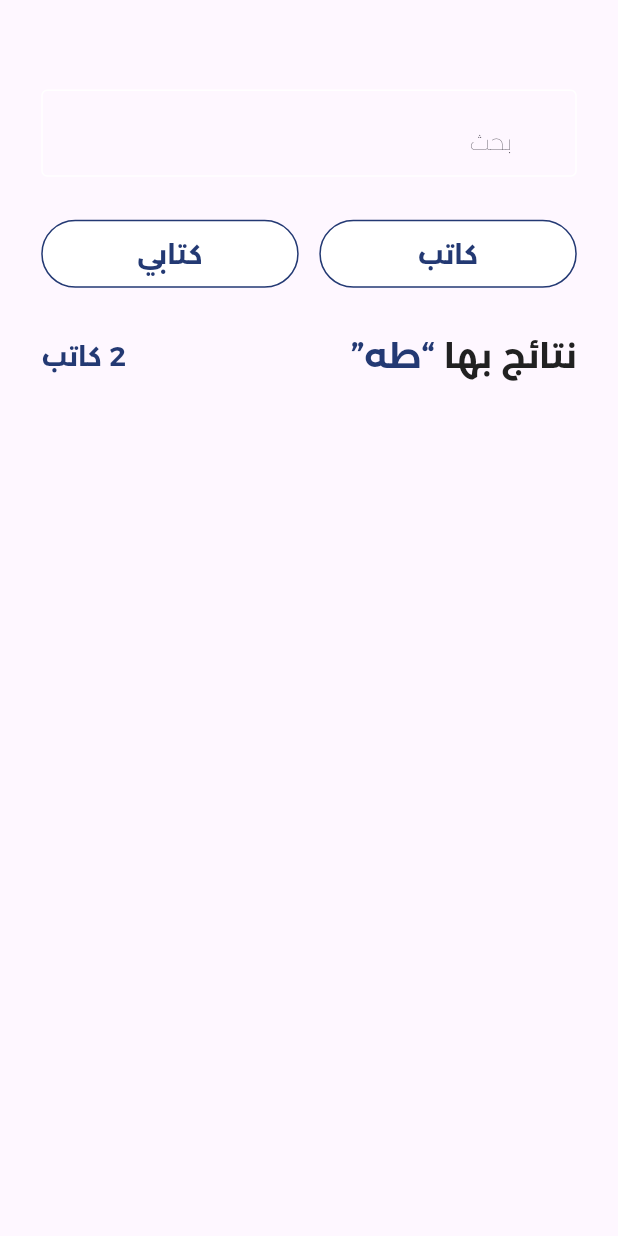
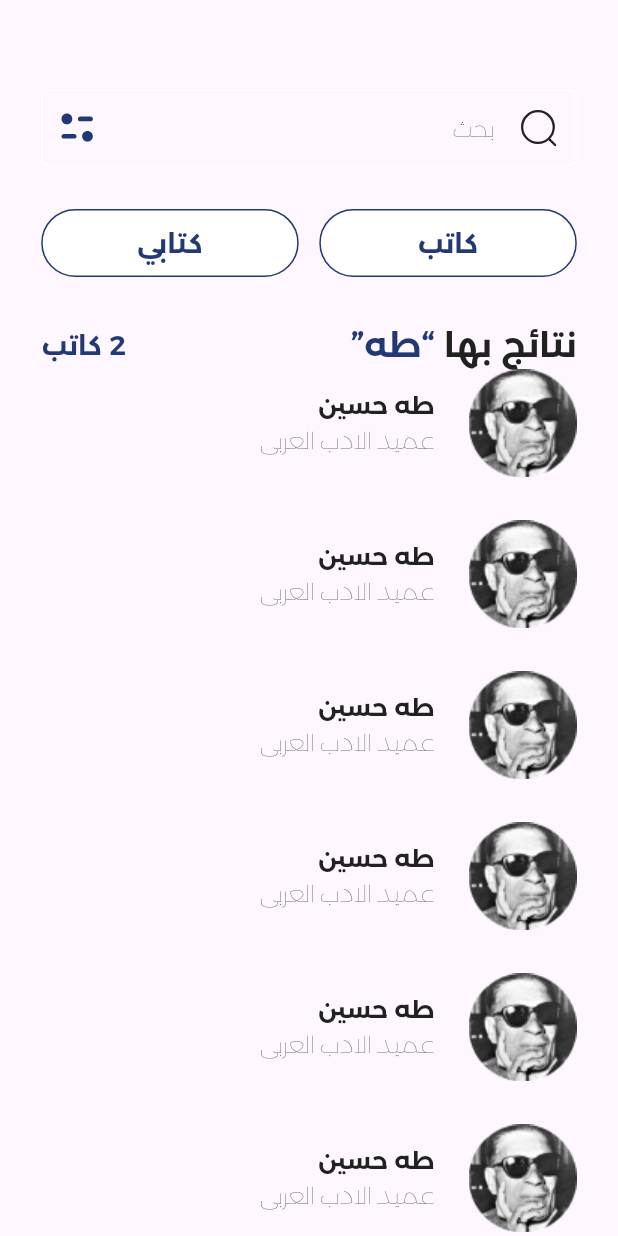
Before and after one commit to HadyKhater/iqraa_app, a Flutter app: the ResearchView screen opened directly, on a phone screen of 412 x 824 dp. Run offline on Flutter 3.47's test engine with Material 3 defaults, Android fonts, the phone set to English and light mode, and no system bars; our stand-ins replace bloc, flutter_bloc, flutter_screenutil, flutter_svg, image_picker, numberpicker and 1 more; project files that could hold a hidden picture were left out.

Commit message:
edite research view and bottom sheet

```diff
--- a/lib/Widget/custom_body_research.dart
+++ b/lib/Widget/custom_body_research.dart
@@ -1,8 +1,12 @@
 import 'package:flutter/material.dart';
+import 'package:flutter/widgets.dart';
 import 'package:flutter_screenutil/flutter_screenutil.dart';
+import 'package:flutter_svg/svg.dart';
+import 'package:iqraa_app/Widget/custom_name_author.dart';
 import 'package:iqraa_app/const/const.dart';
 
 import 'custom_Text.dart';
+import 'custom_bottom_sheet.dart';
 import 'custom_categories_home.dart';
 import 'custom_text_filed_search.dart';
 
@@ -21,6 +25,19 @@ class CustomBodyResearch extends StatelessWidget {
           hintText: 'بحث',
           onChanged: (value) {
             print('Search query:$value');
+          },
+          onTap: () {
+            showModalBottomSheet(
+              backgroundColor: Colors.white,
+              context: (context),
+              builder: (context) {
+                return CustomBottomSheet(
+                  onTap: () {
+                    Navigator.pop(context);
+                  },
+                );
+              },
+            );
           },
         ),
         SizedBox(
@@ -67,8 +84,15 @@ class CustomBodyResearch extends StatelessWidget {
                 colorText: kPrimaryColor),
           ],
         ),
-        SizedBox(
-          height: 24.0.h,
+        Expanded(
+          child: ListView.separated(
+              scrollDirection: Axis.vertical,
+              shrinkWrap: true,
+              itemBuilder: (context, index) => const CustomNameAuthor(),
+              separatorBuilder: (context, index) => SizedBox(
+                    height: 24.0.h,
+                  ),
+              itemCount: 6),
         ),
       ],
     );
--- /dev/null
+++ b/lib/Widget/custom_name_author.dart
@@ -0,0 +1,37 @@
+import 'package:flutter/material.dart';
+import 'package:flutter_screenutil/flutter_screenutil.dart';
+import 'package:iqraa_app/Widget/custom_Text.dart';
+import 'package:iqraa_app/const/const.dart';
+
+class CustomNameAuthor extends StatelessWidget {
+  const CustomNameAuthor({super.key});
+
+  @override
+  Widget build(BuildContext context) {
+    return Row(
+          children: [
+            Image.asset('asstes/images/Ellipse.png'),
+            SizedBox(
+              width: 20.0.w,
+            ),
+            Column(
+              crossAxisAlignment: CrossAxisAlignment.start,
+              children: [
+                CustomText(
+                  title: 'طه حسين',
+                  fontSize: 14.0.sp,
+                  fontWeight: FontWeight.w600,
+                  colorText: kSecondColor,
+                ),
+                CustomText(
+                  title: 'عميد الادب العربى',
+                  fontSize: 14.0.sp,
+                  fontWeight: FontWeight.w500,
+                  colorText: Color(0xff616161),
+                ),
+              ],
+            ),
+          ],
+        );
+  }
+}
--- a/lib/Widget/custom_select_table_item.dart
+++ b/lib/Widget/custom_select_table_item.dart
@@ -39,7 +39,6 @@ class SelectableItem extends StatelessWidget {
               color: isSelected ? kPrimaryColor : Colors.transparent,
             ),
           ),
-          // if (isSelected) content ?? const SizedBox.shrink(),
         ],
       ),
     );
--- a/lib/Widget/custom_text_filed_search.dart
+++ b/lib/Widget/custom_text_filed_search.dart
@@ -1,7 +1,6 @@
 import 'package:flutter/material.dart';
 import 'package:flutter_screenutil/flutter_screenutil.dart';
 import 'package:flutter_svg/svg.dart';
-import 'package:iqraa_app/const/const.dart';
 
 class CustomTextFiledSearch extends StatelessWidget {
   const CustomTextFiledSearch({
@@ -9,27 +8,41 @@ class CustomTextFiledSearch extends StatelessWidget {
     this.controller,
     required this.hintText,
     this.onChanged,
+    this.onTap,
   });
+
   final TextEditingController? controller;
   final String hintText;
   final Function(String)? onChanged;
+  final void Function()? onTap;
+
   @override
   Widget build(BuildContext context) {
     return TextField(
       controller: controller,
       onChanged: onChanged,
       decoration: InputDecoration(
-        prefix: SvgPicture.asset('asstes/icons/search.svg'),
-        suffix: SvgPicture.asset('asstes/icons/Filter_kprim.svg'),
+        prefixIcon: Padding(
+          padding: EdgeInsets.all(10.0.w),
+          child: SvgPicture.asset('asstes/icons/search.svg'),
+        ),
+        suffixIcon: Padding(
+          padding: EdgeInsets.all(10.0.w),
+          child: GestureDetector(
+              onTap: onTap,
+              child: SvgPicture.asset('asstes/icons/Filter_kprim.svg')),
+        ),
         hintText: hintText,
         border: OutlineInputBorder(
-            borderRadius: BorderRadius.circular(8.0),
-            borderSide: const BorderSide(color: Colors.white)),
+          borderRadius: BorderRadius.circular(8.0),
+          borderSide: const BorderSide(color: Colors.white),
+        ),
         focusedBorder: const OutlineInputBorder(
           borderSide: BorderSide(color: Colors.white),
         ),
         enabledBorder: const OutlineInputBorder(
-            borderSide: BorderSide(color: Colors.white)),
+          borderSide: BorderSide(color: Colors.white),
+        ),
         contentPadding:
             EdgeInsets.symmetric(vertical: 10.0.h, horizontal: 10.0.w),
       ),
```
Also changed, not shown: lib/Widget/custom_app_bar_home.dart (+10 -3 lines), lib/Widget/custom_body_home.dart (+25 -0 lines), lib/Widget/custom_bottom_sheet.dart (+11 -16 lines), lib/views/home/home_view.dart (+1 -18 lines), lib/views/book_view/book_view.dart (added).
